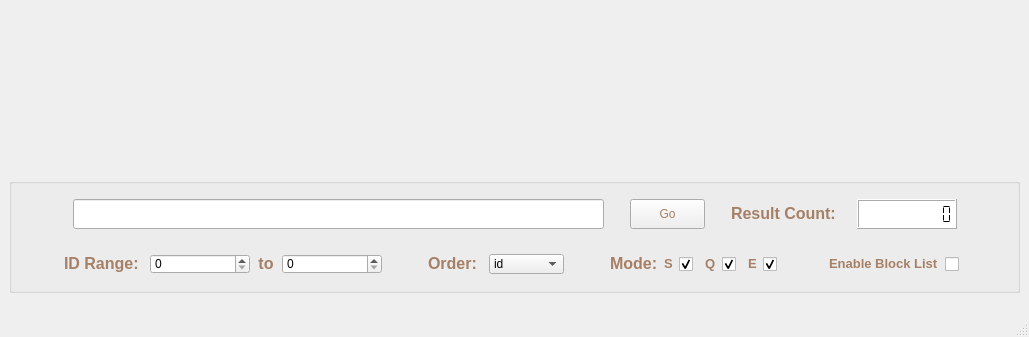
The window that konachan/APP/mainGUI_basic.ui (kevenano/python) describes before a commit, drawn with Qt 5.
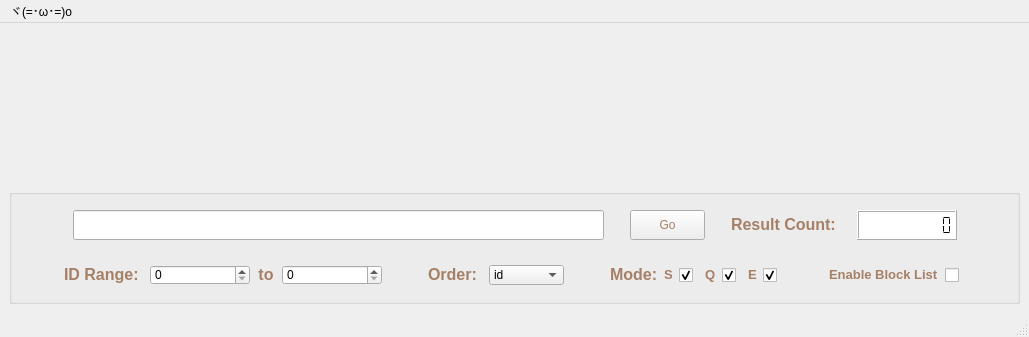
The same window after the commit. Icons and pictures are not drawn.

Commit message: 添加设置对话框 初步测试通过 细节待优化

```diff
--- a/konachan/APP/mainGUI_basic.ui
+++ b/konachan/APP/mainGUI_basic.ui
@@ -797,6 +797,13 @@
      <height>22</height>
     </rect>
    </property>
+   <widget class="QMenu" name="menu_o">
+    <property name="title">
+     <string>ヾ(=･ω･=)o</string>
+    </property>
+    <addaction name="actionLogin"/>
+   </widget>
+   <addaction name="menu_o"/>
   </widget>
   <widget class="QStatusBar" name="statusbar"/>
  </widget>
```
Left out of the diff: 5 changed lines with no effect on the pictures. The commit also changes 6 other files.
